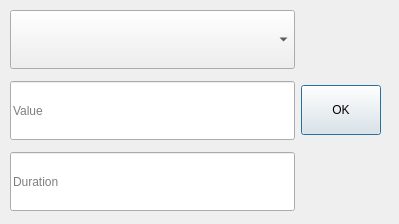
Qt form src/EffectDialog/effectdialog.ui (lazaropo/2EManager) before a commit.
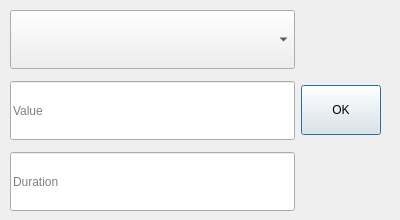
The same form after that commit.

Patch:
```diff
--- a/src/EffectDialog/effectdialog.ui
+++ b/src/EffectDialog/effectdialog.ui
@@ -6,8 +6,8 @@
    <rect>
     <x>0</x>
     <y>0</y>
-    <width>399</width>
-    <height>224</height>
+    <width>400</width>
+    <height>220</height>
    </rect>
   </property>
   <property name="windowTitle">
```
